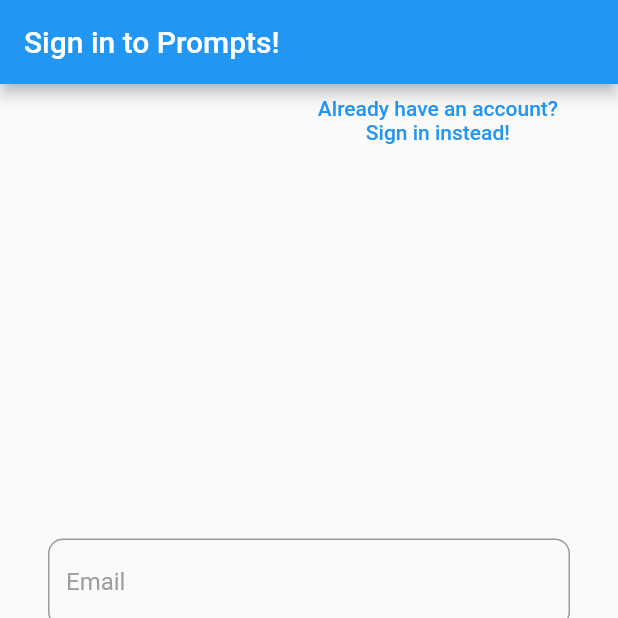
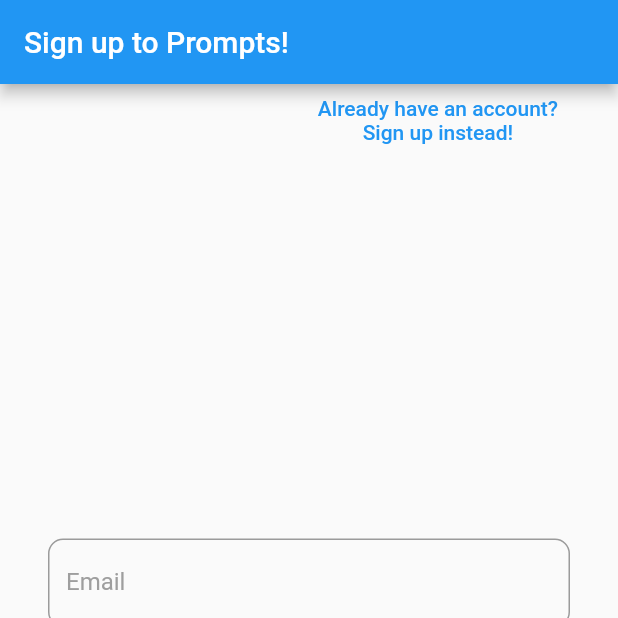
Before and after one commit to veighnsche/promptsi, a Flutter app: the screen it shows after launch, after a tap on an icon or button, on a phone screen of 412 x 824 dp, the top half of it. Run offline on Flutter 3.47's test engine with Material 2 defaults, Android fonts, the phone set to English and light mode, and no system bars; our stand-ins replace cloud_firestore, firebase_auth, firebase_core, firebase_storage, font_awesome_flutter, google_sign_in and 2 more; accounts and stored records are empty.

Commit message:
with in or up var

```diff
--- a/lib/components/forms/auth/buttons/email_sign_in_button.dart
+++ b/lib/components/forms/auth/buttons/email_sign_in_button.dart
@@ -1,17 +1,23 @@
 import 'package:flutter/material.dart';
 
 class EmailSignInButton extends StatelessWidget {
-  const EmailSignInButton({Key? key, required this.onSubmit, required this.isSignUp}) : super(key: key);
+  const EmailSignInButton(
+      {Key? key, required this.onSubmit, required this.isSignUp})
+      : super(key: key);
 
   final Function() onSubmit;
   final bool isSignUp;
+
+  String get _inOrUp {
+    return isSignUp ? 'up' : 'in';
+  }
 
   @override
   Widget build(BuildContext context) {
     return TextButton(
       onPressed: onSubmit,
       child: Text(
-        isSignUp ? 'Sign up with email' :'Sign in with email',
+        'Sign $_inOrUp with email',
         style: const TextStyle(
           fontSize: 18.0,
           color: Colors.blue,
--- a/lib/components/scaffolds/sign_in_scaffold.dart
+++ b/lib/components/scaffolds/sign_in_scaffold.dart
@@ -24,10 +24,20 @@ class _SignInScaffoldState extends State<SignInScaffold> {
     });
   }
 
+  String get _inOrUp {
+    return _isSignUp ? 'up' : 'in';
+  }
+
+  Function(String, String) get _inOrUpFn {
+    return _isSignUp ? AuthApi.signUp : AuthApi.email;
+  }
+
   @override
   Widget build(BuildContext context) {
     return Scaffold(
-      appBar: AppBar(title: const Text('Sign in to Prompts!')),
+      appBar: AppBar(
+        title: Text('Sign $_inOrUp to Prompts!'),
+      ),
       body: Center(
         child: Padding(
           padding: const EdgeInsets.symmetric(horizontal: 32),
@@ -46,9 +56,7 @@ class _SignInScaffoldState extends State<SignInScaffold> {
                               ? 'Already have an account?'
                               : 'Don\'t have an account?',
                         ),
-                        Text(
-                          _isSignUp ? 'Sign in instead!' : 'Sign up instead!',
-                        ),
+                        Text('Sign $_inOrUp instead!'),
                       ],
                     ),
                   ),
@@ -57,8 +65,7 @@ class _SignInScaffoldState extends State<SignInScaffold> {
               Column(
                 children: [
                   SignInForm(
-                    onSignInWithEmail:
-                        _isSignUp ? AuthApi.signUp : AuthApi.email,
+                    onSignInWithEmail: _inOrUpFn,
                     isSignUp: _isSignUp,
                   ),
                   const SizedBox(height: 32),
@@ -71,9 +78,7 @@ class _SignInScaffoldState extends State<SignInScaffold> {
                     },
                     child: Column(
                       children: [
-                        DividerText(
-                          _isSignUp ? 'or sign up with' : 'or sign in with',
-                        ),
+                        DividerText('or sign $_inOrUp with'),
                         const SizedBox(height: 32),
                         Row(
                           mainAxisAlignment: MainAxisAlignment.spaceEvenly,
```
